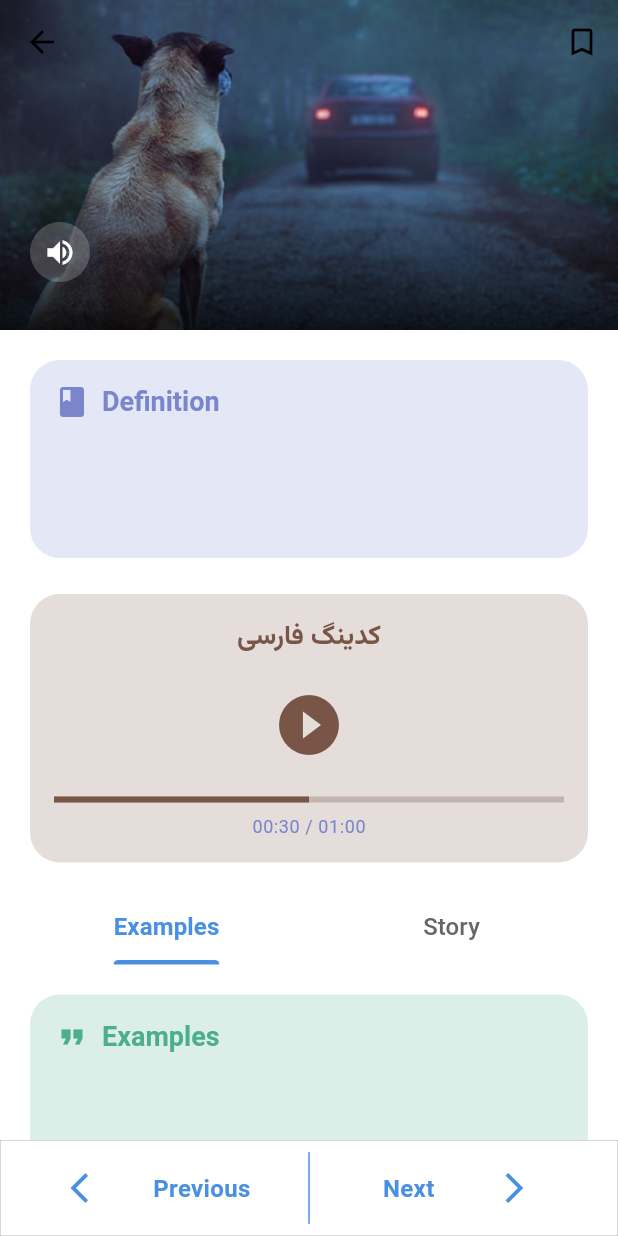
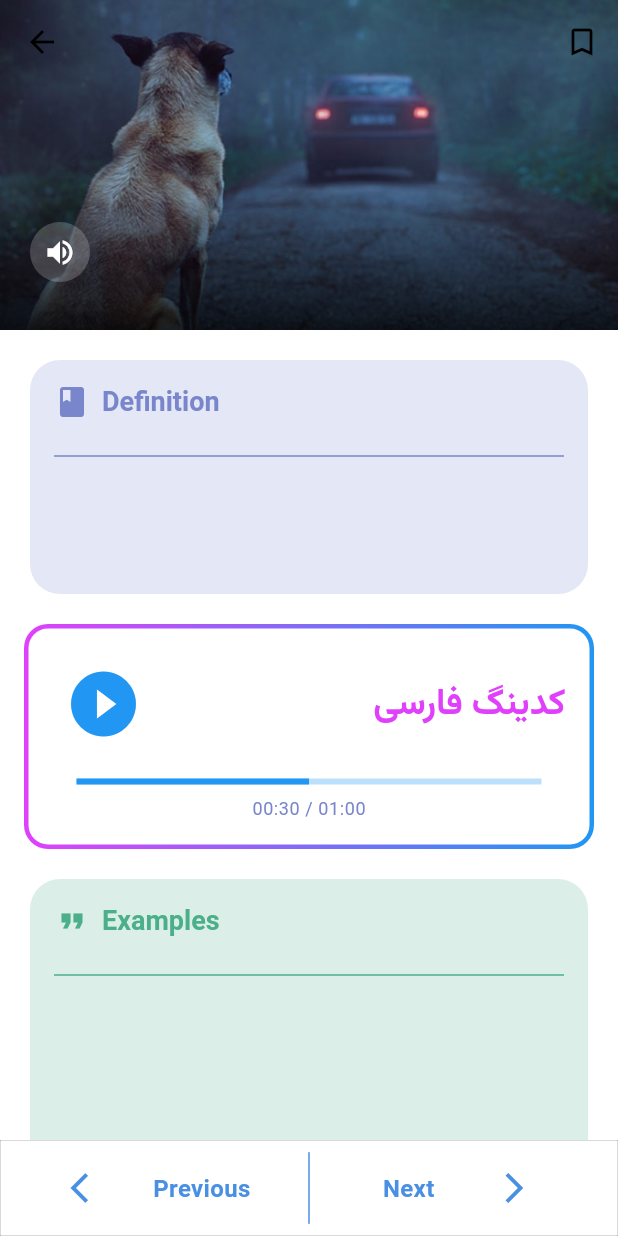
Before and after one commit to Amirhosein-Jafari/five_o_four, a Flutter app: the WordDetailsScreen screen opened directly with empty values, on a phone screen of 412 x 824 dp. Run offline on Flutter 3.47's test engine with Material 3 defaults, Android fonts, the phone set to English and light mode, and no system bars; our stand-ins replace flutter_bloc.

Commit message:
removed tabbar

```diff
--- a/lib/dashboard/lesson_screen.dart
+++ b/lib/dashboard/lesson_screen.dart
@@ -49,10 +49,10 @@ class LessonScreen extends StatelessWidget {
                         word.word,
                         style: Theme.of(context).textTheme.headlineMedium,
                       ),
-                      // subtitle: Text(
-                      //   word.phonetic,
-                      //   style: Theme.of(context).textTheme.bodyMedium,
-                      // ),
+                      subtitle: Text(
+                        word.translation,
+                        style: Theme.of(context).textTheme.bodyMedium,
+                      ),
                       trailing: IconButton(
                         icon: Icon(Icons.bookmark_add_outlined),
                         onPressed: () {},
--- a/lib/dashboard/word_screen.dart
+++ b/lib/dashboard/word_screen.dart
@@ -133,8 +133,9 @@ class _WordDetailsScreenState extends State<WordDetailsScreen> {
                             ),
                           ],
                         ),
-                        SizedBox(
-                          height: 24,
+                        Divider(
+                          color: AppTheme.purpleAccent,
+                          height: 48,
                         ),
                         Text(
                           widget.word.definition,
@@ -152,42 +153,61 @@ class _WordDetailsScreenState extends State<WordDetailsScreen> {
                 ),
 
                 // Story Voice Player (This is shit dont give a fuck about it yet)
-                Card(
-                  shape: RoundedRectangleBorder(
-                    borderRadius: BorderRadius.circular(20),
+                Container(
+                  decoration: BoxDecoration(
+                    gradient: LinearGradient(
+                      colors: [Colors.purpleAccent, Colors.blue],
                     ),
-                  color: Colors.brown.withValues(alpha: 0.2),
+                    borderRadius: BorderRadius.circular(16),
+                  ),
+                  padding: EdgeInsets.all(3), // Border width
+                  child: Container(
+                    decoration: BoxDecoration(
+                      color:
+                          Theme.of(context).cardColor, // Card background color
+                      borderRadius: BorderRadius.circular(13),
+                    ),
                     child: Padding(
-                    padding: EdgeInsets.all(16),
+                      padding: const EdgeInsets.all(16),
                       child: Column(
                         spacing: 16,
-                      crossAxisAlignment: CrossAxisAlignment.center,
                         children: [
-                        Text(
-                          'کدینگ فارسی',
-                          style:
-                              Theme.of(context).textTheme.titleLarge?.copyWith(
-                                    color: Colors.brown,
-                                  ),
-                        ),
+                          Row(
+                            mainAxisAlignment: MainAxisAlignment.spaceBetween,
+                            children: [
                               IconButton(
-                          iconSize: 48,
+                                iconSize: 52,
                                 onPressed: () {
                                   // Add play functionality here
                                 },
                                 icon: Icon(
                                   Icons.play_circle_fill,
-                            color: Colors.brown,
+                                  color: Colors.blue,
                                 ),
+                              ),
+                              Text(
+                                'کدینگ فارسی',
+                                style: Theme.of(context)
+                                    .textTheme
+                                    .displayMedium
+                                    ?.copyWith(
+                                      color: Colors.purpleAccent,
+                                    ),
+                              ),
+                            ],
                           ),
                           Column(
                             children: [
-                            LinearProgressIndicator(
+                              Padding(
+                                padding:
+                                    const EdgeInsets.symmetric(horizontal: 16),
+                                child: LinearProgressIndicator(
                                   value: 0.5, // Example progress value
                                   backgroundColor:
-                                  Colors.brown.withValues(alpha: 0.3),
+                                      Colors.blue.withValues(alpha: 0.3),
                                   valueColor: AlwaysStoppedAnimation(
-                                Colors.brown,
+                                    Colors.blue,
+                                  ),
                                 ),
                               ),
                               const SizedBox(height: 8),
@@ -206,77 +226,53 @@ class _WordDetailsScreenState extends State<WordDetailsScreen> {
                       ),
                     ),
                   ),
+                ),
 
-                // Tabs (Examples, Story)
-                DefaultTabController(
-                  length: 2,
-                  child: Column(
-                    children: [
-                      TabBar(
-                        tabs: const [
-                          Tab(text: 'Examples'),
-                          Tab(text: 'Story'),
-                        ],
-                      ),
-                      const SizedBox(height: 16),
-                      SizedBox(
-                        height: 650,
-                        child: TabBarView(
-                          children: [
-                            // Example Tab
+                // Examples Card
                 Card(
                   shape: RoundedRectangleBorder(
                     borderRadius: BorderRadius.circular(20),
                   ),
-                              color: AppTheme.pastilGreenAccent
-                                  .withValues(alpha: 0.2),
+                  color: AppTheme.pastilGreenAccent.withValues(alpha: 0.2),
                   child: Padding(
                     padding: const EdgeInsets.all(16),
                     child: SingleChildScrollView(
                       child: Column(
-                                    crossAxisAlignment:
-                                        CrossAxisAlignment.start,
+                        crossAxisAlignment: CrossAxisAlignment.start,
                         children: [
                           Row(
                             spacing: 8,
                             children: [
                               Icon(Icons.format_quote,
-                                              color:
-                                                  AppTheme.pastilGreenAccent),
+                                  color: AppTheme.pastilGreenAccent),
                               Text(
                                 'Examples',
                                 style: Theme.of(context)
                                     .textTheme
                                     .titleLarge
                                     ?.copyWith(
-                                                  color: AppTheme
-                                                      .pastilGreenAccent,
+                                      color: AppTheme.pastilGreenAccent,
                                     ),
                               ),
                             ],
                           ),
-                                      const SizedBox(height: 24),
+                          Divider(
+                            color: AppTheme.pastilGreenAccent,
+                            height: 48,
+                          ),
                           Padding(
-                                        padding:
-                                            const EdgeInsets.only(bottom: 12),
+                            padding: const EdgeInsets.only(bottom: 12),
                             child: Column(
-                                          // crossAxisAlignment:
-                                          //     CrossAxisAlignment.start,
+                              crossAxisAlignment: CrossAxisAlignment.stretch,
                               children: [
                                 Text(
-                                              widget.word
-                                                  .example1, // "a. When Roy abandoned his family, the police went looking for him."
-                                              style: Theme.of(context)
-                                                  .textTheme
-                                                  .bodyLarge,
+                                  widget.word.example1,
+                                  style: Theme.of(context).textTheme.bodyLarge,
                                 ),
                                 const SizedBox(height: 12),
                                 Text(
-                                              widget.word
-                                                  .exampleTranslation1, // "وقتی ” روی ” خانواده اش را ترک کرد پلیس به جستجویش پرداخت."
-                                              style: Theme.of(context)
-                                                  .textTheme
-                                                  .bodyMedium,
+                                  widget.word.exampleTranslation1,
+                                  style: Theme.of(context).textTheme.bodyMedium,
                                   textDirection: TextDirection.rtl,
                                 ),
                               ],
@@ -286,23 +282,16 @@ class _WordDetailsScreenState extends State<WordDetailsScreen> {
                             height: 42,
                           ),
                           Column(
-                                        // crossAxisAlignment:
-                                        //     CrossAxisAlignment.start,
+                            crossAxisAlignment: CrossAxisAlignment.stretch,
                             children: [
                               Text(
-                                            widget.word
-                                                .example2, // "b. The soldier could not abandon his friends who were hurt in battle."
-                                            style: Theme.of(context)
-                                                .textTheme
-                                                .bodyLarge,
+                                widget.word.example2,
+                                style: Theme.of(context).textTheme.bodyLarge,
                               ),
                               const SizedBox(height: 12),
                               Text(
-                                            widget.word
-                                                .exampleTranslation2, // "سرباز نتوانست دوستانش را که در جنگ آسیب دیده بودند ترک کند."
-                                            style: Theme.of(context)
-                                                .textTheme
-                                                .bodyMedium,
+                                widget.word.exampleTranslation2,
+                                style: Theme.of(context).textTheme.bodyMedium,
                                 textDirection: TextDirection.rtl,
                               ),
                             ],
@@ -311,23 +300,16 @@ class _WordDetailsScreenState extends State<WordDetailsScreen> {
                             height: 42,
                           ),
                           Column(
-                                        // crossAxisAlignment:
-                                        //     CrossAxisAlignment.start,
+                            crossAxisAlignment: CrossAxisAlignment.stretch,
                             children: [
                               Text(
-                                            widget.word
-                                                .example3, // "c. Because Rose was poor, she had to abandon her idea of going to college."
-                                            style: Theme.of(context)
-                                                .textTheme
-                                                .bodyLarge,
+                                widget.word.example3,
+                                style: Theme.of(context).textTheme.bodyLarge,
                               ),
                               const SizedBox(height: 12),
                               Text(
-                                            widget.word
-                                                .exampleTranslation3, // "چون ” رز ” فقیر بود از فکر رفتن به دانشگاه دست کشید."
-                                            style: Theme.of(context)
-                                                .textTheme
-                                                .bodyMedium,
+                                widget.word.exampleTranslation3,
+                                style: Theme.of(context).textTheme.bodyMedium,
                                 textDirection: TextDirection.rtl,
                               ),
                             ],
@@ -337,13 +319,13 @@ class _WordDetailsScreenState extends State<WordDetailsScreen> {
                     ),
                   ),
                 ),
-                            // Examples Tab
+
+                // Story Card
                 Card(
                   shape: RoundedRectangleBorder(
                     borderRadius: BorderRadius.circular(20),
                   ),
-                              color: AppTheme.darkPinkAccent
-                                  .withValues(alpha: 0.2),
+                  color: AppTheme.darkPinkAccent.withValues(alpha: 0.2),
                   child: Padding(
                     padding: const EdgeInsets.all(16),
                     child: Column(
@@ -352,8 +334,7 @@ class _WordDetailsScreenState extends State<WordDetailsScreen> {
                         Row(
                           spacing: 8,
                           children: [
-                                        Icon(Icons.menu_book,
-                                            color: AppTheme.pinkAccent),
+                            Icon(Icons.menu_book, color: AppTheme.pinkAccent),
                             Text(
                               'Story',
                               style: Theme.of(context)
@@ -365,30 +346,22 @@ class _WordDetailsScreenState extends State<WordDetailsScreen> {
                             ),
                           ],
                         ),
-                                    SizedBox(
-                                      height: 24,
+                        Divider(
+                          color: AppTheme.pinkAccent,
+                          height: 48,
                         ),
                         Text(
                           widget.word.story ?? "",
-                                      style:
-                                          Theme.of(context).textTheme.bodyLarge,
+                          style: Theme.of(context).textTheme.bodyLarge,
                         ),
                         const SizedBox(height: 12),
                         Text(
                           widget.word.storyTranslation ?? "",
-                                      style: Theme.of(context)
-                                          .textTheme
-                                          .bodyMedium,
+                          style: Theme.of(context).textTheme.bodyMedium,
                           textDirection: TextDirection.rtl,
                         ),
                       ],
                     ),
-                              ),
-                            ),
-                          ],
-                        ),
-                      ),
-                    ],
                   ),
                 ),
                 SizedBox(
--- a/lib/theme.dart
+++ b/lib/theme.dart
@@ -218,7 +218,6 @@ class AppTheme {
       labelMedium: textTheme.labelMedium?.copyWith(color: blueAccent),
     ),
     appBarTheme: const AppBarTheme(
-      backgroundColor: Colors.transparent,
       elevation: 0,
       scrolledUnderElevation: 0,
       centerTitle: true,
@@ -232,7 +231,7 @@ class AppTheme {
     cardTheme: CardTheme(
       color: const Color(0xFF1E1E1E),
       elevation: 2,
-      shadowColor: Colors.white.withOpacity(0.1),
+      shadowColor: Colors.white.withValues(alpha: 0.1),
       shape: RoundedRectangleBorder(
         borderRadius: BorderRadius.circular(20),
       ),
```
Lines whose indentation alone changed are shown as unchanged.
